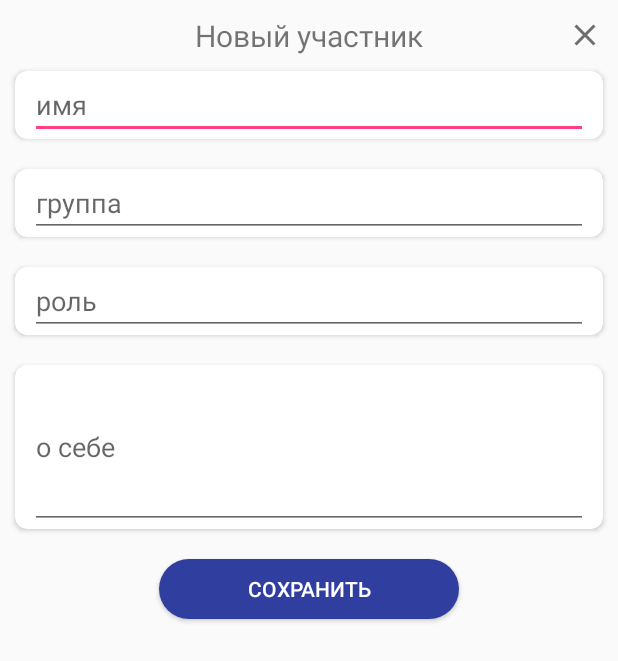
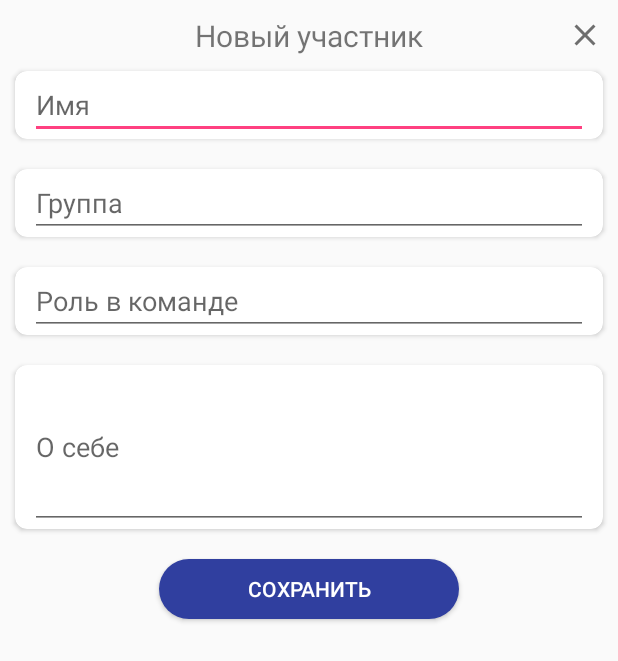
Before and after one commit to vlavlamel/ocean-s4, an Android app: the layout dialog_add_teammate.xml on its own in the app's theme, with its tools: preview values and no code run, on a phone screen of 412 x 824 dp. Shown: the top 661 px of the screen. Run offline under Robolectric (Android 15) with nearby library versions, the phone set to English and light mode, and no system bars; plain views replace MaterialEditText.

Commit message:
some ui changes

```diff
--- a/app/src/main/AndroidManifest.xml
+++ b/app/src/main/AndroidManifest.xml
@@ -12,7 +12,9 @@
 		android:roundIcon="@mipmap/ic_launcher_round"
 		android:supportsRtl="true"
 		android:theme="@style/AppTheme">
-		<activity android:name=".MainActivity">
+		<activity
+			android:name=".MainActivity"
+			android:screenOrientation="portrait">
 			<intent-filter>
 				<action android:name="android.intent.action.MAIN" />
 
--- a/app/src/main/res/layout/dialog_add_teammate.xml
+++ b/app/src/main/res/layout/dialog_add_teammate.xml
@@ -24,8 +24,8 @@
 				android:layout_centerVertical="true"
 				android:paddingLeft="5dp"
 				android:paddingRight="5dp"
-				android:textSize="20dp"
-				tools:text="Новый участник" />
+				android:text="Новый участник"
+				android:textSize="20dp" />
 
 			<ImageView
 				android:id="@+id/close"
@@ -50,8 +50,8 @@
 				style="@style/EditText"
 				android:layout_width="match_parent"
 				android:layout_height="wrap_content"
-				android:inputType="text"
-				android:hint="имя" />
+				android:hint="@string/name"
+				android:inputType="text" />
 
 		</android.support.v7.widget.CardView>
 
@@ -66,8 +66,8 @@
 				style="@style/EditText"
 				android:layout_width="match_parent"
 				android:layout_height="wrap_content"
-				android:inputType="text"
-				android:hint="группа" />
+				android:hint="@string/group"
+				android:inputType="text" />
 
 		</android.support.v7.widget.CardView>
 
@@ -82,8 +82,8 @@
 				style="@style/EditText"
 				android:layout_width="match_parent"
 				android:layout_height="wrap_content"
-				android:inputType="text"
-				android:hint="роль" />
+				android:hint="@string/post"
+				android:inputType="text" />
 
 		</android.support.v7.widget.CardView>
 
@@ -98,9 +98,9 @@
 				style="@style/EditText"
 				android:layout_width="match_parent"
 				android:layout_height="wrap_content"
+				android:hint="@string/about"
 				android:inputType="textMultiLine"
-				android:lines="4"
-				android:hint="о себе" />
+				android:lines="4" />
 
 		</android.support.v7.widget.CardView>
 
--- a/app/src/main/res/layout/fragment_teamate_details.xml
+++ b/app/src/main/res/layout/fragment_teamate_details.xml
@@ -14,8 +14,9 @@
 		android:layout_width="match_parent"
 		android:layout_height="?attr/actionBarSize"
 		android:background="?attr/colorPrimary"
-        app:navigationIcon="?attr/homeAsUpIndicator"
-        app:title="Подробнее об участнике" />
+		app:navigationIcon="@drawable/ic_arrow_back"
+		app:title="Подробнее об участнике"
+		app:titleTextColor="@android:color/white" />
 
 	<LinearLayout
 		android:layout_width="match_parent"
@@ -76,6 +77,7 @@
 			android:layout_width="match_parent"
 			android:layout_height="match_parent"
 			android:padding="8dp"
+			android:textColor="@android:color/black"
 			tools:text="ds,cmdmcsdlcsdcm wdk" />
 	</android.support.v7.widget.CardView>
 
--- a/app/src/main/res/values/strings.xml
+++ b/app/src/main/res/values/strings.xml
@@ -3,4 +3,8 @@
 	<string name="errorNetwork">Проверьте подключение к интернету и повторите попытку.</string>
 	<string name="errorServerUnavailable">Произошла ошибка. Повторите попытку через пару минут.</string>
 	<string name="add_teammate">Добавить участника</string>
+	<string name="name">Имя</string>
+	<string name="post">Роль в команде</string>
+	<string name="group">Группа</string>
+	<string name="about">О себе</string>
 </resources>
```
Also changed, not shown: app/src/main/java/com/ocean/oceans4/teamate_details/TeammateDetailsFragment.java (+4 -4 lines), app/src/main/res/drawable/ic_arrow_back.xml (added, +9 -0 lines). Lines whose indentation alone changed are shown as unchanged.
